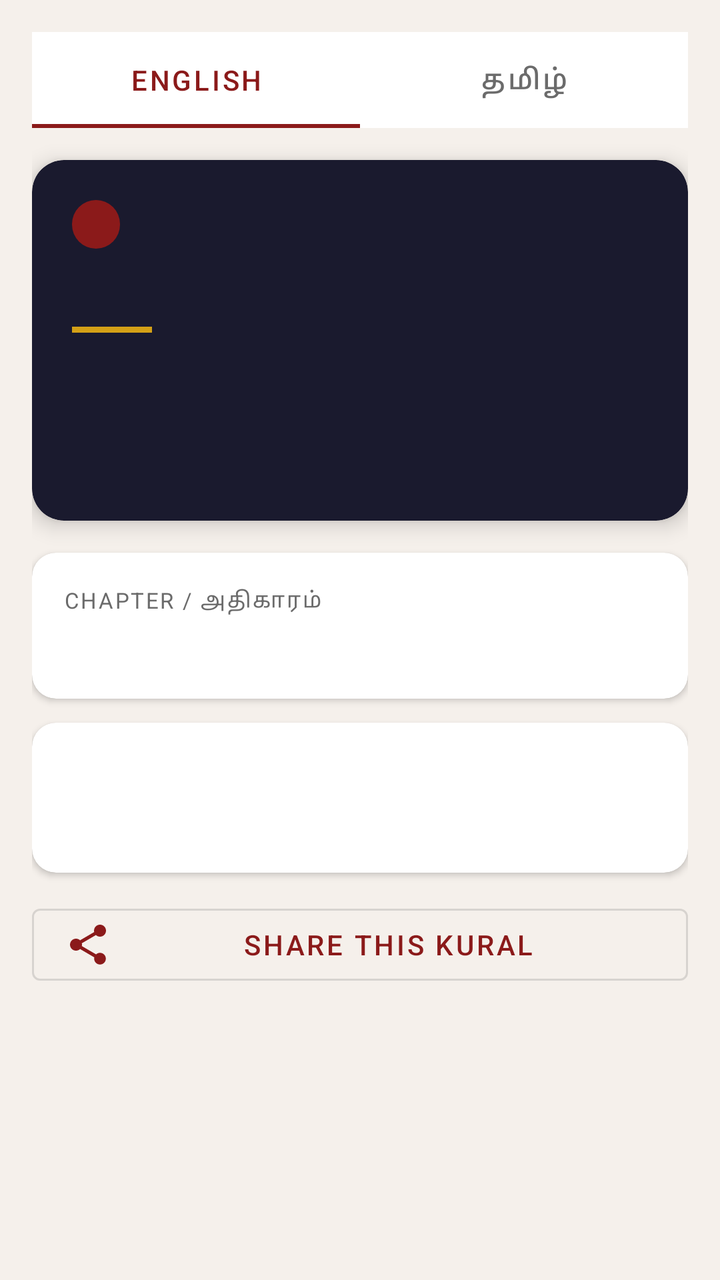
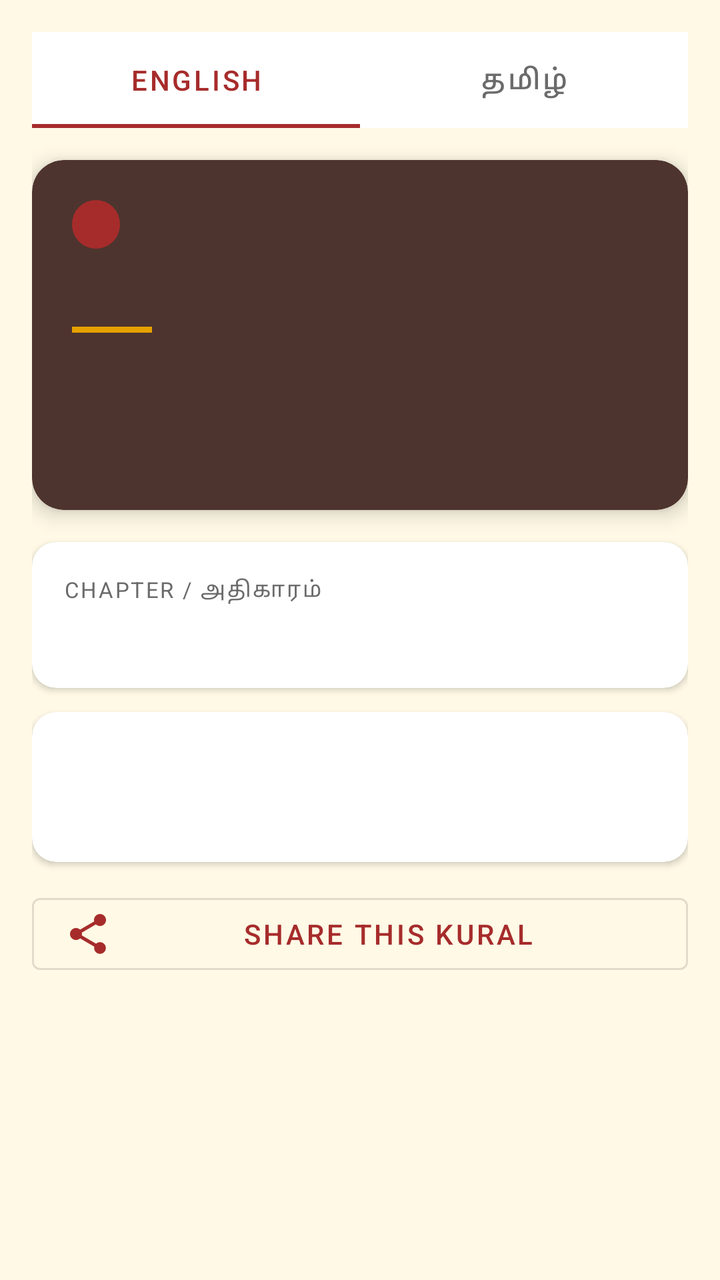

Two renders of the same Android screen: before a commit and after it. Below are the layout's source before the change and the commit's diff.
<!-- AndroidManifest.xml: application theme Theme.Thirukkural -->
<!-- res/layout/fragment_kural_detail.xml -->
<?xml version="1.0" encoding="utf-8"?>
<ScrollView xmlns:android="http://schemas.android.com/apk/res/android"
    xmlns:app="http://schemas.android.com/apk/res-auto"
    android:layout_width="match_parent"
    android:layout_height="match_parent"
    android:background="@color/background">

    <LinearLayout
        android:layout_width="match_parent"
        android:layout_height="wrap_content"
        android:orientation="vertical"
        android:padding="16dp">

        
        <com.google.android.material.tabs.TabLayout
            android:id="@+id/tab_language"
            android:layout_width="match_parent"
            android:layout_height="48dp"
            android:layout_marginBottom="16dp"
            app:tabMode="fixed"
            app:tabSelectedTextColor="@color/primary"
            app:tabTextColor="@color/text_secondary"
            app:tabIndicatorColor="@color/primary"
            app:tabBackground="@color/surface">
            <com.google.android.material.tabs.TabItem
                android:layout_width="wrap_content"
                android:layout_height="wrap_content"
                android:text="English" />
            <com.google.android.material.tabs.TabItem
                android:layout_width="wrap_content"
                android:layout_height="wrap_content"
                android:text="தமிழ்" />
        </com.google.android.material.tabs.TabLayout>

        
        <androidx.cardview.widget.CardView
            android:layout_width="match_parent"
            android:layout_height="wrap_content"
            android:layout_marginBottom="16dp"
            app:cardCornerRadius="16dp"
            app:cardElevation="6dp"
            app:cardBackgroundColor="@color/kural_card_bg">

            <LinearLayout
                android:layout_width="match_parent"
                android:layout_height="wrap_content"
                android:orientation="vertical"
                android:padding="20dp">

                
                <TextView
                    android:id="@+id/tv_book"
                    android:layout_width="wrap_content"
                    android:layout_height="wrap_content"
                    android:background="@drawable/badge_background"
                    android:paddingHorizontal="12dp"
                    android:paddingVertical="4dp"
                    android:textColor="@color/white"
                    android:textSize="12sp"
                    android:textStyle="bold"
                    android:layout_marginBottom="12dp" />

                
                <TextView
                    android:id="@+id/tv_kural_number"
                    android:layout_width="match_parent"
                    android:layout_height="wrap_content"
                    android:textSize="14sp"
                    android:textColor="#99ffffff"
                    android:layout_marginBottom="8dp" />

                
                <View
                    android:layout_width="40dp"
                    android:layout_height="3dp"
                    android:background="@color/accent"
                    android:layout_marginBottom="16dp" />

                
                <TextView
                    android:id="@+id/tv_line1"
                    android:layout_width="match_parent"
                    android:layout_height="wrap_content"
                    android:textSize="20sp"
                    android:textColor="@color/kural_text"
                    android:textStyle="bold"
                    android:fontFamily="@font/noto_sans_tamil"
                    android:lineSpacingMultiplier="1.5"
                    android:layout_marginBottom="4dp" />

                <TextView
                    android:id="@+id/tv_line2"
                    android:layout_width="match_parent"
                    android:layout_height="wrap_content"
                    android:textSize="20sp"
                    android:textColor="@color/kural_text"
                    android:textStyle="bold"
                    android:fontFamily="@font/noto_sans_tamil"
                    android:lineSpacingMultiplier="1.5" />
            </LinearLayout>
        </androidx.cardview.widget.CardView>

        
        <androidx.cardview.widget.CardView
            android:layout_width="match_parent"
            android:layout_height="wrap_content"
            android:layout_marginBottom="12dp"
            app:cardCornerRadius="12dp"
            app:cardElevation="2dp"
            app:cardBackgroundColor="@color/surface">

            <LinearLayout
                android:layout_width="match_parent"
                android:layout_height="wrap_content"
                android:orientation="vertical"
                android:padding="16dp">

                <TextView
                    android:layout_width="wrap_content"
                    android:layout_height="wrap_content"
                    android:text="Chapter / அதிகாரம்"
                    android:textColor="@color/text_secondary"
                    android:textSize="11sp"
                    android:textAllCaps="true"
                    android:letterSpacing="0.08" />

                <TextView
                    android:id="@+id/tv_chapter"
                    android:layout_width="match_parent"
                    android:layout_height="wrap_content"
                    android:textSize="16sp"
                    android:textColor="@color/text_primary"
                    android:textStyle="bold"
                    android:fontFamily="@font/noto_sans_tamil"
                    android:paddingTop="4dp" />
            </LinearLayout>
        </androidx.cardview.widget.CardView>

        
        <androidx.cardview.widget.CardView
            android:layout_width="match_parent"
            android:layout_height="wrap_content"
            android:layout_marginBottom="12dp"
            app:cardCornerRadius="12dp"
            app:cardElevation="2dp"
            app:cardBackgroundColor="@color/surface">

            <LinearLayout
                android:layout_width="match_parent"
                android:layout_height="wrap_content"
                android:orientation="vertical"
                android:padding="16dp">

                <TextView
                    android:id="@+id/tv_translation_label"
                    android:layout_width="wrap_content"
                    android:layout_height="wrap_content"
                    android:textColor="@color/text_secondary"
                    android:textSize="11sp"
                    android:textAllCaps="true"
                    android:letterSpacing="0.08" />

                <TextView
                    android:id="@+id/tv_translation"
                    android:layout_width="match_parent"
                    android:layout_height="wrap_content"
                    android:textSize="15sp"
                    android:textColor="@color/text_primary"
                    android:lineSpacingMultiplier="1.7"
                    android:fontFamily="@font/noto_sans_tamil"
                    android:paddingTop="8dp" />
            </LinearLayout>
        </androidx.cardview.widget.CardView>

        
        <com.google.android.material.button.MaterialButton
            android:id="@+id/btn_share_detail"
            android:layout_width="match_parent"
            android:layout_height="wrap_content"
            android:text="@string/share_kural"
            android:layout_marginBottom="80dp"
            style="@style/Widget.MaterialComponents.Button.OutlinedButton"
            app:icon="@drawable/ic_share" />

    </LinearLayout>
</ScrollView>
<!-- resources referenced by this layout -->
<resources>
  <color name="accent">#D4A017</color>
  <color name="background">#F5F0EB</color>
  <color name="kural_card_bg">#1A1A2E</color>
  <color name="kural_text">#FAEBD7</color>
  <color name="primary">#8B1A1A</color>
  <color name="surface">#FFFFFF</color>
  <color name="text_primary">#1C1C1E</color>
  <color name="text_secondary">#6B6B6B</color>
  <color name="white">#FFFFFF</color>
  <!-- drawable badge_background (drawable) -->
  <?xml version="1.0" encoding="utf-8"?>
  <shape xmlns:android="http://schemas.android.com/apk/res/android"
      android:shape="rectangle">
      <solid android:color="@color/primary" />
      <corners android:radius="20dp" />
  </shape>
  <!-- drawable ic_share (drawable) -->
  <vector xmlns:android="http://schemas.android.com/apk/res/android"
      android:width="24dp"
      android:height="24dp"
      android:viewportWidth="24"
      android:viewportHeight="24">
    <path android:fillColor="@android:color/black"
        android:pathData="M18,16.08c-0.76,0 -1.44,0.3 -1.96,0.77L8.91,12.7c0.05,-0.23 0.09,-0.46 0.09,-0.7s-0.04,-0.47 -0.09,-0.7l7.05,-4.11c0.54,0.5 1.25,0.81 2.04,0.81 1.66,0 3,-1.34 3,-3s-1.34,-3 -3,-3 -3,1.34 -3,3c0,0.24 0.04,0.47 0.09,0.7L8.04,9.81C7.5,9.31 6.79,9 6,9c-1.66,0 -3,1.34 -3,3s1.34,3 3,3c0.79,0 1.5,-0.31 2.04,-0.81l7.12,4.16c-0.05,0.21 -0.08,0.43 -0.08,0.65 0,1.61 1.31,2.92 2.92,2.92 1.61,0 2.92,-1.31 2.92,-2.92s-1.31,-2.92 -2.92,-2.92z"/>
  </vector>
  <string name="share_kural">Share this Kural</string>
  <style name="Theme.Thirukkural" parent="Theme.MaterialComponents.Light.NoActionBar">
          <item name="colorPrimary">@color/primary</item>
          <item name="colorPrimaryDark">@color/primary_dark</item>
          <item name="colorAccent">@color/accent</item>
          <item name="android:windowBackground">@color/background</item>
          <item name="toolbarStyle">@style/ThirukkuralToolbar</item>
      </style>
  <color name="primary_dark">#6B1414</color>
  <style name="ThirukkuralToolbar" parent="Widget.MaterialComponents.Toolbar.Primary">
          <item name="android:background">@color/primary</item>
          <item name="titleTextColor">@color/white</item>
          <item name="subtitleTextColor">#CCffffff</item>
      </style>
</resources>

<!-- the commit's change to res/layout/fragment_kural_detail.xml (unified diff, before → after) -->
@@ -81,7 +81,7 @@
                     android:id="@+id/tv_line1"
                     android:layout_width="match_parent"
                     android:layout_height="wrap_content"
-                    android:textSize="20sp"
+                    android:textSize="18sp"
                     android:textColor="@color/kural_text"
                     android:textStyle="bold"
                     android:fontFamily="@font/noto_sans_tamil"
@@ -92,7 +92,7 @@
                     android:id="@+id/tv_line2"
                     android:layout_width="match_parent"
                     android:layout_height="wrap_content"
-                    android:textSize="20sp"
+                    android:textSize="18sp"
                     android:textColor="@color/kural_text"
                     android:textStyle="bold"
                     android:fontFamily="@font/noto_sans_tamil"
<!-- resource entries referenced after the edit -->
@@ -1,10 +1,10 @@
 <!-- resources referenced by this layout -->
 <resources>
-  <color name="accent">#D4A017</color>
-  <color name="background">#F5F0EB</color>
-  <color name="kural_card_bg">#1A1A2E</color>
-  <color name="kural_text">#FAEBD7</color>
-  <color name="primary">#8B1A1A</color>
+  <color name="accent">#E6A100</color>
+  <color name="background">#FFF9E6</color>
+  <color name="kural_card_bg">#4E342E</color>
+  <color name="kural_text">#FFECB3</color>
+  <color name="primary">#A62C2B</color>
   <color name="surface">#FFFFFF</color>
   <color name="text_primary">#1C1C1E</color>
   <color name="text_secondary">#6B6B6B</color>
@@ -33,7 +33,7 @@
           <item name="android:windowBackground">@color/background</item>
           <item name="toolbarStyle">@style/ThirukkuralToolbar</item>
       </style>
-  <color name="primary_dark">#6B1414</color>
+  <color name="primary_dark">#801B1A</color>
   <style name="ThirukkuralToolbar" parent="Widget.MaterialComponents.Toolbar.Primary">
           <item name="android:background">@color/primary</item>
           <item name="titleTextColor">@color/white</item>
